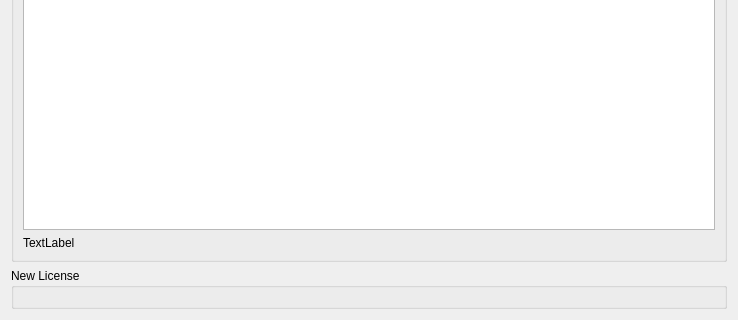
This is client/src/ui/preferences/licensemanagerwidget.ui in networkoptix/nx_open as Qt 5 draws it before an edit; both pictures show x 0 to 738 and y 222 to 542 of the 738 by 542 pixel window. The edited form follows.
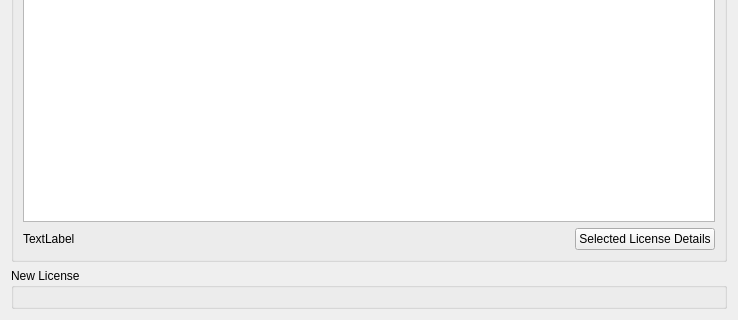
This is the edited form. Custom widgets are drawn as their Qt base class.

Diff of the .ui file:
```diff
--- a/client/src/ui/preferences/licensemanagerwidget.ui
+++ b/client/src/ui/preferences/licensemanagerwidget.ui
@@ -56,11 +56,35 @@
            </widget>
           </item>
           <item>
-           <widget class="QLabel" name="infoLabel">
-            <property name="text">
-             <string>TextLabel</string>
-            </property>
-           </widget>
+           <layout class="QHBoxLayout" name="horizontalLayout">
+            <item>
+             <widget class="QLabel" name="infoLabel">
+              <property name="text">
+               <string>TextLabel</string>
+              </property>
+             </widget>
+            </item>
+            <item>
+             <spacer name="horizontalSpacer">
+              <property name="orientation">
+               <enum>Qt::Horizontal</enum>
+              </property>
+              <property name="sizeHint" stdset="0">
+               <size>
+                <width>40</width>
+                <height>20</height>
+               </size>
+              </property>
+             </spacer>
+            </item>
+            <item>
+             <widget class="QPushButton" name="detailsButton">
+              <property name="text">
+               <string>Selected License Details</string>
+              </property>
+             </widget>
+            </item>
+           </layout>
           </item>
          </layout>
         </item>
```
Left out of the diff: 22 changed lines with no effect on the pictures.
